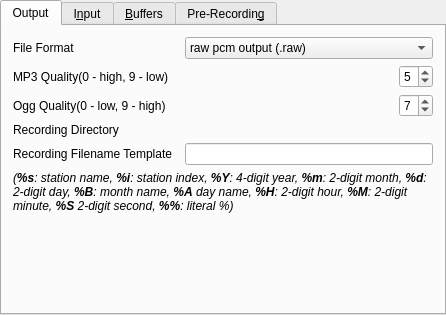
Old version of the form plugins/recording/recording-configuration-ui.ui in the repository pbek/kradio.
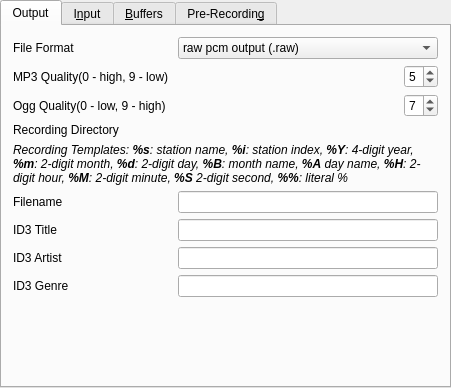
New version of the form. Custom widgets are drawn as their Qt base class.

Commit message: added support for id3 tags in recording configuration

```diff
--- a/plugins/recording/recording-configuration-ui.ui
+++ b/plugins/recording/recording-configuration-ui.ui
@@ -6,8 +6,8 @@
    <rect>
     <x>0</x>
     <y>0</y>
-    <width>446</width>
-    <height>315</height>
+    <width>451</width>
+    <height>388</height>
    </rect>
   </property>
   <layout class="QGridLayout">
@@ -29,6 +29,58 @@
        </property>
        <item row="0" column="0">
         <layout class="QGridLayout">
+         <item row="8" column="0">
+          <widget class="QLabel" name="lableID3Genre">
+           <property name="sizePolicy">
+            <sizepolicy hsizetype="Preferred" vsizetype="Minimum">
+             <horstretch>0</horstretch>
+             <verstretch>0</verstretch>
+            </sizepolicy>
+           </property>
+           <property name="text">
+            <string>ID3 Genre</string>
+           </property>
+           <property name="wordWrap">
+            <bool>false</bool>
+           </property>
+          </widget>
+         </item>
+         <item row="4" column="0" colspan="3">
+          <widget class="QLabel" name="lableDirectory_3">
+           <property name="sizePolicy">
+            <sizepolicy hsizetype="Preferred" vsizetype="Minimum">
+             <horstretch>0</horstretch>
+             <verstretch>0</verstretch>
+            </sizepolicy>
+           </property>
+           <property name="text">
+            <string>&lt;!DOCTYPE HTML PUBLIC &quot;-//W3C//DTD HTML 4.0//EN&quot; &quot;http://www.w3.org/TR/REC-html40/strict.dtd&quot;&gt;
+&lt;html&gt;&lt;head&gt;&lt;meta name=&quot;qrichtext&quot; content=&quot;1&quot; /&gt;&lt;style type=&quot;text/css&quot;&gt;
+p, li { white-space: pre-wrap; }
+&lt;/style&gt;&lt;/head&gt;&lt;body style=&quot; font-family:'Sans Serif'; font-size:9pt; font-weight:400; font-style:normal;&quot;&gt;
+&lt;p style=&quot; margin-top:0px; margin-bottom:0px; margin-left:0px; margin-right:0px; -qt-block-indent:0; text-indent:0px;&quot;&gt;&lt;span style=&quot; font-family:'DejaVu Sans'; font-style:italic;&quot;&gt;Recording Templates: &lt;/span&gt;&lt;span style=&quot; font-family:'DejaVu Sans'; font-weight:600; font-style:italic;&quot;&gt;%s&lt;/span&gt;&lt;span style=&quot; font-family:'DejaVu Sans'; font-style:italic;&quot;&gt;: station name, &lt;/span&gt;&lt;span style=&quot; font-family:'DejaVu Sans'; font-weight:600; font-style:italic;&quot;&gt;%i&lt;/span&gt;&lt;span style=&quot; font-family:'DejaVu Sans'; font-style:italic;&quot;&gt;: station index, &lt;/span&gt;&lt;span style=&quot; font-family:'DejaVu Sans'; font-weight:600; font-style:italic;&quot;&gt;%Y&lt;/span&gt;&lt;span style=&quot; font-family:'DejaVu Sans'; font-style:italic;&quot;&gt;: 4-digit year, &lt;/span&gt;&lt;span style=&quot; font-family:'DejaVu Sans'; font-weight:600; font-style:italic;&quot;&gt;%m&lt;/span&gt;&lt;span style=&quot; font-family:'DejaVu Sans'; font-style:italic;&quot;&gt;: 2-digit month, &lt;/span&gt;&lt;span style=&quot; font-family:'DejaVu Sans'; font-weight:600; font-style:italic;&quot;&gt;%d&lt;/span&gt;&lt;span style=&quot; font-family:'DejaVu Sans'; font-style:italic;&quot;&gt;: 2-digit day, &lt;/span&gt;&lt;span style=&quot; font-family:'DejaVu Sans'; font-weight:600; font-style:italic;&quot;&gt;%B&lt;/span&gt;&lt;span style=&quot; font-family:'DejaVu Sans'; font-style:italic;&quot;&gt;: month name, &lt;/span&gt;&lt;span style=&quot; font-family:'DejaVu Sans'; font-weight:600; font-style:italic;&quot;&gt;%A&lt;/span&gt;&lt;span style=&quot; font-family:'DejaVu Sans'; font-style:italic;&quot;&gt; day name, &lt;/span&gt;&lt;span style=&quot; font-family:'DejaVu Sans'; font-weight:600; font-style:italic;&quot;&gt;%H&lt;/span&gt;&lt;span style=&quot; font-family:'DejaVu Sans'; font-style:italic;&quot;&gt;: 2-digit hour, &lt;/span&gt;&lt;span style=&quot; font-family:'DejaVu Sans'; font-weight:600; font-style:italic;&quot;&gt;%M&lt;/span&gt;&lt;span style=&quot; font-family:'DejaVu Sans'; font-style:italic;&quot;&gt;: 2-digit minute, &lt;/span&gt;&lt;span style=&quot; font-family:'DejaVu Sans'; font-weight:600; font-style:italic;&quot;&gt;%S&lt;/span&gt;&lt;span style=&quot; font-family:'DejaVu Sans'; font-style:italic;&quot;&gt; 2-digit second,&lt;/span&gt;&lt;span style=&quot; font-family:'DejaVu Sans'; font-weight:600; font-style:italic;&quot;&gt; %%&lt;/span&gt;&lt;span style=&quot; font-family:'DejaVu Sans'; font-style:italic;&quot;&gt;: literal %&lt;/span&gt;&lt;/p&gt;&lt;/body&gt;&lt;/html&gt;</string>
+           </property>
+           <property name="wordWrap">
+            <bool>true</bool>
+           </property>
+          </widget>
+         </item>
+         <item row="6" column="0">
+          <widget class="QLabel" name="lableID3Title">
+           <property name="sizePolicy">
+            <sizepolicy hsizetype="Preferred" vsizetype="Minimum">
+             <horstretch>0</horstretch>
+             <verstretch>0</verstretch>
+            </sizepolicy>
+           </property>
+           <property name="text">
+            <string>ID3 Title</string>
+           </property>
+           <property name="wordWrap">
+            <bool>false</bool>
+           </property>
+          </widget>
+         </item>
          <item row="2" column="1" colspan="2">
           <layout class="QHBoxLayout">
            <item>
@@ -178,11 +230,11 @@
            </property>
           </widget>
          </item>
-         <item row="4" column="2">
+         <item row="5" column="2">
           <widget class="QLineEdit" name="editFilenameTemplate"/>
          </item>
-         <item row="4" column="0">
-          <widget class="QLabel" name="lableDirectory_2">
+         <item row="5" column="0">
+          <widget class="QLabel" name="lableFilename">
            <property name="sizePolicy">
             <sizepolicy hsizetype="Preferred" vsizetype="Minimum">
              <horstretch>0</horstretch>
@@ -190,15 +242,21 @@
             </sizepolicy>
            </property>
            <property name="text">
-            <string>Recording Filename Template</string>
+            <string>Filename</string>
            </property>
            <property name="wordWrap">
             <bool>false</bool>
            </property>
           </widget>
          </item>
-         <item row="5" column="0" colspan="3">
-          <widget class="QLabel" name="lableDirectory_3">
+         <item row="6" column="2">
+          <widget class="QLineEdit" name="editID3TitleTemplate"/>
+         </item>
+         <item row="7" column="2">
+          <widget class="QLineEdit" name="editID3ArtistTemplate"/>
+         </item>
+         <item row="7" column="0">
+          <widget class="QLabel" name="lableID3Artist">
            <property name="sizePolicy">
             <sizepolicy hsizetype="Preferred" vsizetype="Minimum">
              <horstretch>0</horstretch>
@@ -206,17 +264,16 @@
             </sizepolicy>
            </property>
            <property name="text">
-            <string>&lt;!DOCTYPE HTML PUBLIC &quot;-//W3C//DTD HTML 4.0//EN&quot; &quot;http://www.w3.org/TR/REC-html40/strict.dtd&quot;&gt;
-&lt;html&gt;&lt;head&gt;&lt;meta name=&quot;qrichtext&quot; content=&quot;1&quot; /&gt;&lt;style type=&quot;text/css&quot;&gt;
-p, li { white-space: pre-wrap; }
-&lt;/style&gt;&lt;/head&gt;&lt;body style=&quot; font-family:'DejaVu Sans'; font-size:9pt; font-weight:400; font-style:normal;&quot;&gt;
-&lt;p style=&quot; margin-top:0px; margin-bottom:0px; margin-left:0px; margin-right:0px; -qt-block-indent:0; text-indent:0px;&quot;&gt;&lt;span style=&quot; font-style:italic;&quot;&gt;(&lt;/span&gt;&lt;span style=&quot; font-weight:600; font-style:italic;&quot;&gt;%s&lt;/span&gt;&lt;span style=&quot; font-style:italic;&quot;&gt;: station name, &lt;/span&gt;&lt;span style=&quot; font-weight:600; font-style:italic;&quot;&gt;%i&lt;/span&gt;&lt;span style=&quot; font-style:italic;&quot;&gt;: station index, &lt;/span&gt;&lt;span style=&quot; font-weight:600; font-style:italic;&quot;&gt;%Y&lt;/span&gt;&lt;span style=&quot; font-style:italic;&quot;&gt;: 4-digit year, &lt;/span&gt;&lt;span style=&quot; font-weight:600; font-style:italic;&quot;&gt;%m&lt;/span&gt;&lt;span style=&quot; font-style:italic;&quot;&gt;: 2-digit month, &lt;/span&gt;&lt;span style=&quot; font-weight:600; font-style:italic;&quot;&gt;%d&lt;/span&gt;&lt;span style=&quot; font-style:italic;&quot;&gt;: 2-digit day, &lt;/span&gt;&lt;span style=&quot; font-weight:600; font-style:italic;&quot;&gt;%B&lt;/span&gt;&lt;span style=&quot; font-style:italic;&quot;&gt;: month name, &lt;/span&gt;&lt;span style=&quot; font-weight:600; font-style:italic;&quot;&gt;%A&lt;/span&gt;&lt;span style=&quot; font-style:italic;&quot;&gt; day name, &lt;/span&gt;&lt;span style=&quot; font-weight:600; font-style:italic;&quot;&gt;%H&lt;/span&gt;&lt;span style=&quot; font-style:italic;&quot;&gt;: 2-digit hour, &lt;/span&gt;&lt;span style=&quot; font-weight:600; font-style:italic;&quot;&gt;%M&lt;/span&gt;&lt;span style=&quot; font-style:italic;&quot;&gt;: 2-digit minute, &lt;/span&gt;&lt;span style=&quot; font-weight:600; font-style:italic;&quot;&gt;%S&lt;/span&gt;&lt;span style=&quot; font-style:italic;&quot;&gt; 2-digit second,&lt;/span&gt;&lt;span style=&quot; font-weight:600; font-style:italic;&quot;&gt; %%&lt;/span&gt;&lt;span style=&quot; font-style:italic;&quot;&gt;: literal %)&lt;/span&gt;&lt;/p&gt;&lt;/body&gt;&lt;/html&gt;</string>
+            <string>ID3 Artist</string>
            </property>
            <property name="wordWrap">
-            <bool>true</bool>
+            <bool>false</bool>
            </property>
           </widget>
          </item>
+         <item row="8" column="2">
+          <widget class="QLineEdit" name="editID3GenreTemplate"/>
+         </item>
         </layout>
        </item>
        <item row="1" column="0">
@@ -647,16 +704,16 @@
  <layoutdefault spacing="6" margin="0"/>
  <pixmapfunction>qPixmapFromMimeSource</pixmapfunction>
  <customwidgets>
-  <customwidget>
-   <class>KUrlRequester</class>
-   <extends>QFrame</extends>
-   <header>kurlrequester.h</header>
-  </customwidget>
   <customwidget>
    <class>KComboBox</class>
    <extends>QComboBox</extends>
    <header>kcombobox.h</header>
   </customwidget>
+  <customwidget>
+   <class>KUrlRequester</class>
+   <extends>QFrame</extends>
+   <header>kurlrequester.h</header>
+  </customwidget>
  </customwidgets>
  <tabstops>
   <tabstop>kTabWidget13</tabstop>
```
The commit also changes 25 other files.
